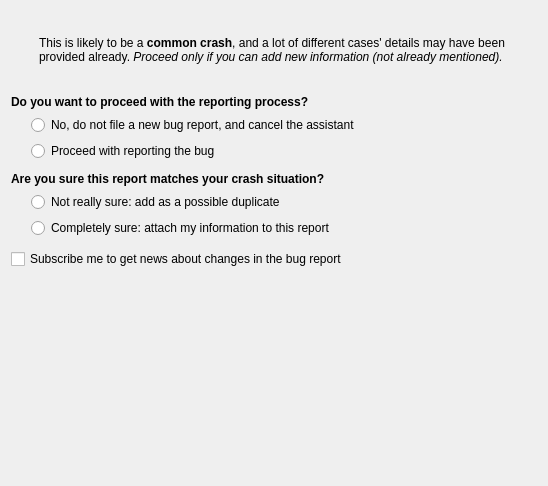
First picture: the form in drkonqi/ui/assistantpage_bugzilla_duplicates_dialog_confirmation.ui, repository KDE/kde-runtime, before the edit.
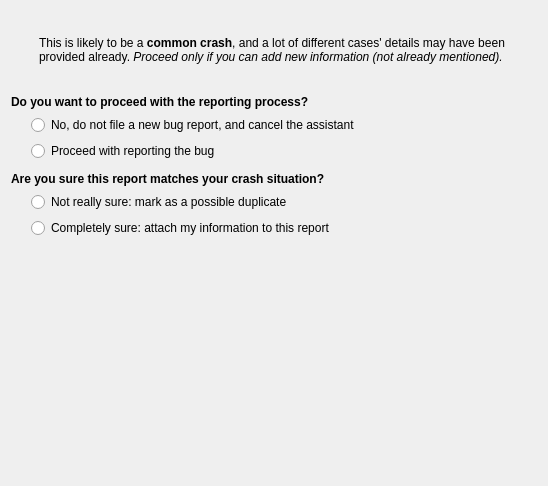
Second picture: the form after the edit.

Commit message: - Improve wording: "add as a possible duplicate" -> "mark as a possible duplicate" - Remove widget of an unimplemented feature

The edit to the form file:
```diff
--- a/drkonqi/ui/assistantpage_bugzilla_duplicates_dialog_confirmation.ui
+++ b/drkonqi/ui/assistantpage_bugzilla_duplicates_dialog_confirmation.ui
@@ -206,7 +206,7 @@
        <item>
         <widget class="QRadioButton" name="markAsDuplicateCheck">
          <property name="text">
-          <string>Not really sure: add as a possible duplicate</string>
+          <string>Not really sure: mark as a possible duplicate</string>
          </property>
          <attribute name="buttonGroup">
           <string>buttonGroupProceed</string>
@@ -227,29 +227,6 @@
      </item>
     </layout>
    </item>
-   <item>
-    <spacer name="verticalSpacer_5">
-     <property name="orientation">
-      <enum>Qt::Vertical</enum>
-     </property>
-     <property name="sizeType">
-      <enum>QSizePolicy::Fixed</enum>
-     </property>
-     <property name="sizeHint" stdset="0">
-      <size>
-       <width>20</width>
-       <height>5</height>
-      </size>
-     </property>
-    </spacer>
-   </item>
-   <item>
-    <widget class="QCheckBox" name="subscribeToBugCheck">
-     <property name="text">
-      <string>Subscribe me to get news about changes in the bug report</string>
-     </property>
-    </widget>
-   </item>
    <item>
     <spacer name="verticalSpacer_4">
      <property name="orientation">
```
The commit also changes 1 other file.
